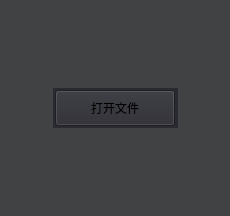
Old version of the form VideoPlayer/videomodels/VideoBlank.ui in the repository huizhang556/pc-video-player.
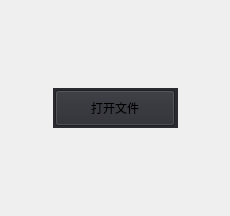
New version of the form.

```diff
--- a/VideoPlayer/videomodels/VideoBlank.ui
+++ b/VideoPlayer/videomodels/VideoBlank.ui
@@ -14,7 +14,7 @@
    <string>Form</string>
   </property>
   <property name="styleSheet">
-   <string notr="true">background-color: #404244;</string>
+   <string notr="true"/>
   </property>
   <layout class="QVBoxLayout" name="verticalLayout_3">
    <property name="spacing">
```
